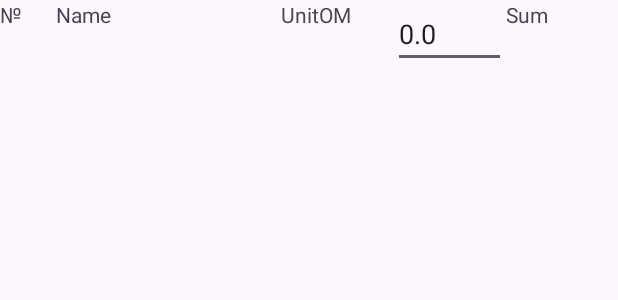
After one commit to i1qxa/OrderLite, an Android app: the layout order_body_item.xml on its own in the app's theme, with its tools: preview values and no code run, on a phone screen of 412 x 824 dp. The commit adds this screen. Shown: the top 300 px of the screen. Run offline under Robolectric (Android 15) with nearby library versions, the phone set to English and light mode, and no system bars.

Commit message:
Начал делать RecyclerView для OrderBody

```diff
--- a/app/build.gradle
+++ b/app/build.gradle
@@ -33,6 +33,7 @@ android {
     buildFeatures {
         viewBinding true
     }
+    namespace 'com.example.orderlite'
 }
 
 dependencies {
--- a/app/src/main/AndroidManifest.xml
+++ b/app/src/main/AndroidManifest.xml
@@ -1,7 +1,6 @@
 <?xml version="1.0" encoding="utf-8"?>
 <manifest xmlns:android="http://schemas.android.com/apk/res/android"
-    xmlns:tools="http://schemas.android.com/tools"
-    package="com.example.orderlite">
+    xmlns:tools="http://schemas.android.com/tools">
 
     <application
         android:allowBackup="true"
--- /dev/null
+++ b/app/src/main/res/layout/order_body_item.xml
@@ -0,0 +1,63 @@
+<?xml version="1.0" encoding="utf-8"?>
+<androidx.constraintlayout.widget.ConstraintLayout xmlns:android="http://schemas.android.com/apk/res/android"
+    xmlns:app="http://schemas.android.com/apk/res-auto"
+    android:layout_width="match_parent"
+    android:layout_height="match_parent">
+
+    <TextView
+        android:id="@+id/tvOIOrderNumber"
+        android:text="@string/head_number_in_order"
+        app:layout_constraintHorizontal_weight="1"
+        android:layout_width="0dp"
+        android:layout_height="wrap_content"
+        app:layout_constraintEnd_toStartOf="@+id/tvOIName"
+        app:layout_constraintHorizontal_bias="0.5"
+        app:layout_constraintStart_toStartOf="parent"
+        app:layout_constraintTop_toTopOf="parent" />
+
+    <TextView
+        android:id="@+id/tvOIName"
+        android:text="@string/head_rv_name"
+        app:layout_constraintHorizontal_weight="4"
+        android:layout_width="0dp"
+        android:layout_height="wrap_content"
+        app:layout_constraintEnd_toStartOf="@+id/tvOIUnitOM"
+        app:layout_constraintHorizontal_bias="0.5"
+        app:layout_constraintStart_toEndOf="@+id/tvOIOrderNumber"
+        app:layout_constraintTop_toTopOf="parent" />
+
+    <TextView
+        android:id="@+id/tvOIUnitOM"
+        android:text="@string/head_rv_unit_o_m"
+        app:layout_constraintHorizontal_weight="2"
+        android:layout_width="0dp"
+        android:layout_height="wrap_content"
+        app:layout_constraintEnd_toStartOf="@+id/etOIAmount"
+        app:layout_constraintHorizontal_bias="0.5"
+        app:layout_constraintStart_toEndOf="@+id/tvOIName"
+        app:layout_constraintTop_toTopOf="parent" />
+
+    <EditText
+        android:id="@+id/etOIAmount"
+        android:layout_width="0dp"
+        android:layout_height="wrap_content"
+        android:ems="10"
+        android:inputType="none|number"
+        android:text="0.0"
+        app:layout_constraintEnd_toStartOf="@+id/tvOISum"
+        app:layout_constraintHorizontal_bias="0.5"
+        app:layout_constraintHorizontal_weight="2"
+        app:layout_constraintStart_toEndOf="@+id/tvOIUnitOM"
+        app:layout_constraintTop_toTopOf="parent" />
+
+    <TextView
+        android:id="@+id/tvOISum"
+        app:layout_constraintHorizontal_weight="2"
+        android:layout_width="0dp"
+        android:layout_height="wrap_content"
+        android:text="@string/head_rv_sum"
+        app:layout_constraintEnd_toEndOf="parent"
+        app:layout_constraintHorizontal_bias="0.5"
+        app:layout_constraintStart_toEndOf="@+id/etOIAmount"
+        app:layout_constraintTop_toTopOf="parent" />
+</androidx.constraintlayout.widget.ConstraintLayout>
--- a/app/src/main/res/values/strings.xml
+++ b/app/src/main/res/values/strings.xml
@@ -24,4 +24,8 @@
     <string name="product_item_name">Product item name</string>
     <string name="enter_amount">Enter Amount</string>
     <string name="btnAdd">Add</string>
+    <string name="head_number_in_order">№</string>
+    <string name="head_rv_name">Name</string>
+    <string name="head_rv_unit_o_m">UnitOM</string>
+    <string name="head_rv_sum">Sum</string>
 </resources>
--- a/build.gradle
+++ b/build.gradle
@@ -1,7 +1,7 @@
 // Top-level build file where you can add configuration options common to all sub-projects/modules.
 plugins {
-    id 'com.android.application' version '7.2.1' apply false
-    id 'com.android.library' version '7.2.1' apply false
+    id 'com.android.application' version '7.3.1' apply false
+    id 'com.android.library' version '7.3.1' apply false
     id 'org.jetbrains.kotlin.android' version '1.7.10' apply false
 }
 
```
Also changed, not shown: app/src/main/java/com/example/orderlite/presentation/order_record/order_body_list/OrderBodyFragment.kt (renamed from app/src/main/java/com/example/orderlite/presentation/order_record/OrderBodyFragment.kt, +21 -6 lines), app/src/main/java/com/example/orderlite/presentation/order_record/order_body_list/OrderBodyRVDiffCallBack.kt (added, +20 -0 lines), app/src/main/java/com/example/orderlite/presentation/order_record/order_body_list/OrderBodyRVListAdapter.kt (added, +36 -0 lines), app/src/main/java/com/example/orderlite/presentation/order_record/order_body_list/OrderBodyRVViewHolder.kt (added, +14 -0 lines), app/src/main/java/com/example/orderlite/presentation/order_record/order_body_list/OrderBodyViewModel.kt (added, +20 -0 lines), app/src/main/res/layout/fragment_order_body.xml (+73 -6 lines), gradle/wrapper/gradle-wrapper.properties.
